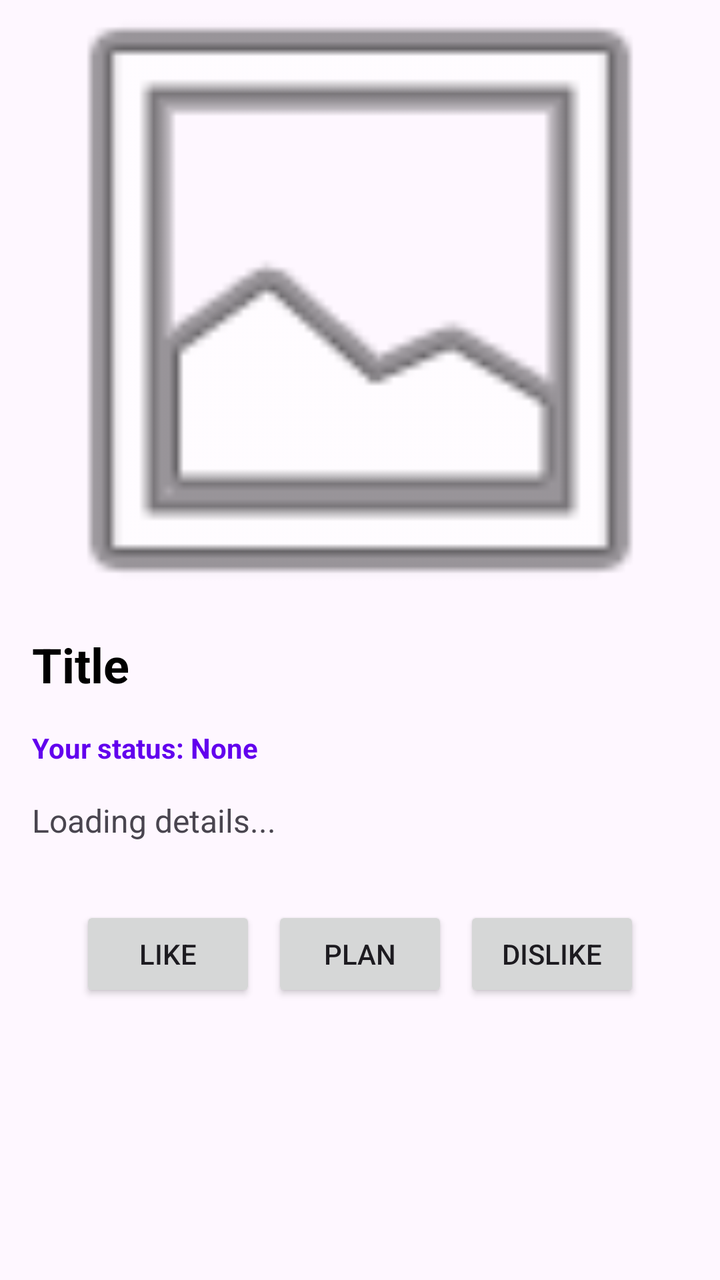
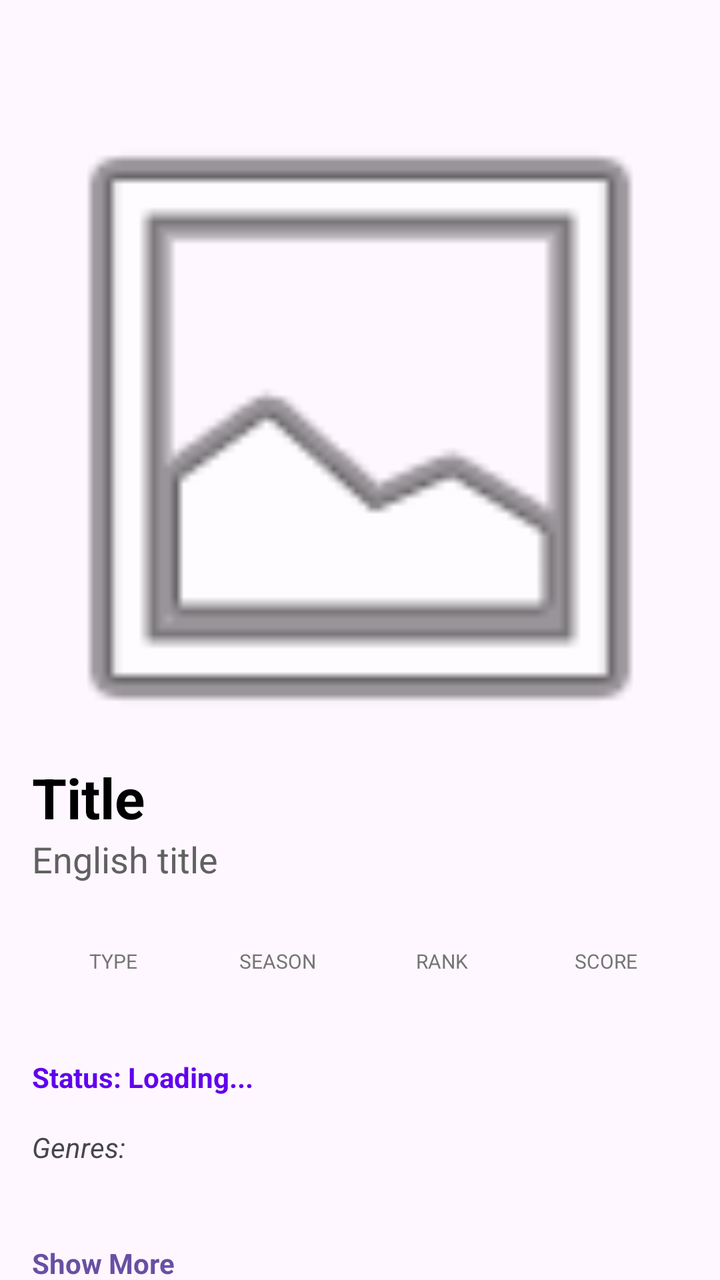

The first picture is an Android layout as it rendered before a commit; the second is the same layout after the commit. The layout source and the unified diff follow.
<!-- AndroidManifest.xml: application theme Theme.AnimeRecsClient -->
<!-- res/layout/activity_anime_detail.xml -->
<?xml version="1.0" encoding="utf-8"?>
<androidx.core.widget.NestedScrollView
    xmlns:android="http://schemas.android.com/apk/res/android"
    xmlns:app="http://schemas.android.com/apk/res-auto"
    android:layout_width="match_parent"
    android:layout_height="match_parent"
    android:fillViewport="true">

    <LinearLayout
        android:layout_width="match_parent"
        android:layout_height="wrap_content"
        android:orientation="vertical"
        android:paddingBottom="24dp">

        <ImageView
            android:id="@+id/ivDetailPoster"
            android:layout_width="match_parent"
            android:layout_height="300dp"
            android:scaleType="centerCrop"
            android:src="@android:drawable/ic_menu_gallery" />

        <TextView
            android:id="@+id/tvDetailTitle"
            android:layout_width="match_parent"
            android:layout_height="wrap_content"
            android:padding="16dp"
            android:text="Title"
            android:textSize="24sp"
            android:textStyle="bold"
            android:textColor="#000000"/>

        <TextView
            android:id="@+id/tvUserStatus"
            android:layout_width="match_parent"
            android:layout_height="wrap_content"
            android:paddingStart="16dp"
            android:text="Your status: None"
            android:textColor="#6200EE"
            android:textStyle="bold"/>

        <TextView
            android:id="@+id/tvSynopsis"
            android:layout_width="match_parent"
            android:layout_height="wrap_content"
            android:padding="16dp"
            android:text="Loading details..."
            android:textSize="16sp"
            android:lineSpacingMultiplier="1.2"/>

        <LinearLayout
            android:layout_width="match_parent"
            android:layout_height="wrap_content"
            android:orientation="horizontal"
            android:gravity="center"
            android:padding="16dp">

            <Button android:id="@+id/btnDetailLike" android:text="Like" android:layout_width="wrap_content" android:layout_height="wrap_content"/>
            <Button android:id="@+id/btnDetailPlan" android:text="Plan" android:layout_marginHorizontal="8dp" android:layout_width="wrap_content" android:layout_height="wrap_content"/>
            <Button android:id="@+id/btnDetailDislike" android:text="Dislike" android:layout_width="wrap_content" android:layout_height="wrap_content"/>
        </LinearLayout>

    </LinearLayout>
</androidx.core.widget.NestedScrollView>
<!-- resources referenced by this layout -->
<resources>
  <style name="Theme.AnimeRecsClient" parent="Base.Theme.AnimeRecsClient" />
  <style name="Base.Theme.AnimeRecsClient" parent="Theme.Material3.DayNight.NoActionBar">
          
          
      </style>
</resources>

<!-- the commit's change to res/layout/activity_anime_detail.xml (unified diff, before → after) -->
@@ -1,63 +1,157 @@
 <?xml version="1.0" encoding="utf-8"?>
-<androidx.core.widget.NestedScrollView
+<androidx.coordinatorlayout.widget.CoordinatorLayout
     xmlns:android="http://schemas.android.com/apk/res/android"
     xmlns:app="http://schemas.android.com/apk/res-auto"
     android:layout_width="match_parent"
-    android:layout_height="match_parent"
-    android:fillViewport="true">
+    android:layout_height="match_parent">
 
-    <LinearLayout
+    <com.google.android.material.appbar.AppBarLayout
         android:layout_width="match_parent"
-        android:layout_height="wrap_content"
-        android:orientation="vertical"
-        android:paddingBottom="24dp">
+        android:layout_height="wrap_content">
+        <androidx.appcompat.widget.Toolbar
+            android:id="@+id/detailToolbar"
+            android:layout_width="match_parent"
+            android:layout_height="?attr/actionBarSize"
+            app:titleTextColor="@android:color/white"/>
+    </com.google.android.material.appbar.AppBarLayout>
 
-        <ImageView
-            android:id="@+id/ivDetailPoster"
-            android:layout_width="match_parent"
-            android:layout_height="300dp"
-            android:scaleType="centerCrop"
-            android:src="@android:drawable/ic_menu_gallery" />
-
-        <TextView
-            android:id="@+id/tvDetailTitle"
-            android:layout_width="match_parent"
-            android:layout_height="wrap_content"
-            android:padding="16dp"
-            android:text="Title"
-            android:textSize="24sp"
-            android:textStyle="bold"
-            android:textColor="#000000"/>
-
-        <TextView
-            android:id="@+id/tvUserStatus"
-            android:layout_width="match_parent"
-            android:layout_height="wrap_content"
-            android:paddingStart="16dp"
-            android:text="Your status: None"
-            android:textColor="#6200EE"
-            android:textStyle="bold"/>
-
-        <TextView
-            android:id="@+id/tvSynopsis"
-            android:layout_width="match_parent"
-            android:layout_height="wrap_content"
-            android:padding="16dp"
-            android:text="Loading details..."
-            android:textSize="16sp"
-            android:lineSpacingMultiplier="1.2"/>
+    <androidx.core.widget.NestedScrollView
+        android:layout_width="match_parent"
+        android:layout_height="match_parent"
+        app:layout_behavior="@string/appbar_scrolling_view_behavior">
 
         <LinearLayout
             android:layout_width="match_parent"
             android:layout_height="wrap_content"
-            android:orientation="horizontal"
-            android:gravity="center"
-            android:padding="16dp">
+            android:orientation="vertical"
+            android:paddingBottom="24dp">
 
-            <Button android:id="@+id/btnDetailLike" android:text="Like" android:layout_width="wrap_content" android:layout_height="wrap_content"/>
-            <Button android:id="@+id/btnDetailPlan" android:text="Plan" android:layout_marginHorizontal="8dp" android:layout_width="wrap_content" android:layout_height="wrap_content"/>
-            <Button android:id="@+id/btnDetailDislike" android:text="Dislike" android:layout_width="wrap_content" android:layout_height="wrap_content"/>
+            <ImageView
+                android:id="@+id/ivDetailPoster"
+                android:layout_width="match_parent"
+                android:layout_height="300dp"
+                android:scaleType="centerCrop"
+                android:src="@android:drawable/ic_menu_gallery" />
+
+            <LinearLayout
+                android:layout_width="match_parent"
+                android:layout_height="wrap_content"
+                android:orientation="vertical"
+                android:padding="16dp">
+
+                <TextView
+                    android:id="@+id/tvMainTitle"
+                    android:layout_width="match_parent"
+                    android:layout_height="wrap_content"
+                    android:text="Title"
+                    android:textSize="28sp"
+                    android:textStyle="bold"
+                    android:textColor="#000000" />
+
+                <TextView
+                    android:id="@+id/tvEnglishTitle"
+                    android:layout_width="match_parent"
+                    android:layout_height="wrap_content"
+                    android:text="English title"
+                    android:textSize="18sp"
+                    android:textColor="#616161"
+                    android:layout_marginBottom="16dp"/>
+
+                <include layout="@layout/detail_info_row" />
+
+                <TextView
+                    android:id="@+id/tvUserStatus"
+                    android:layout_width="match_parent"
+                    android:layout_height="wrap_content"
+                    android:text="Status: Loading..."
+                    android:textColor="#6200EE"
+                    android:textStyle="bold"
+                    android:layout_marginTop="16dp"/>
+
+                <TextView
+                    android:id="@+id/tvGenres"
+                    android:layout_width="match_parent"
+                    android:layout_height="wrap_content"
+                    android:text="Genres: "
+                    android:textStyle="italic"
+                    android:layout_marginTop="16dp"/>
+
+                <TextView
+                    android:id="@+id/tvSynopsis"
+                    android:layout_width="match_parent"
+                    android:layout_height="wrap_content"
+                    android:maxLines="4"
+                    android:ellipsize="end"
+                    android:layout_marginTop="16dp"
+                    android:lineSpacingMultiplier="1.2"/>
+
+                <TextView
+                    android:id="@+id/tvShowMore"
+                    android:layout_width="wrap_content"
+                    android:layout_height="wrap_content"
+                    android:text="Show More"
+                    android:textColor="?attr/colorPrimary"
+                    android:textStyle="bold"
+                    android:layout_marginTop="4dp"
+                    android:clickable="true"/>
+
+                <LinearLayout
+                    android:layout_width="match_parent"
+                    android:layout_height="wrap_content"
+                    android:orientation="horizontal"
+                    android:gravity="center"
+                    android:layout_marginTop="24dp">
+
+                    <Button android:id="@+id/btnDetailDislike"
+                        android:text="DISLIKE"
+                        android:layout_width="0dp"
+                        android:layout_weight="1"
+                        android:layout_height="wrap_content"/>
+                    <Button android:id="@+id/btnDetailPlan"
+                        android:text="PLAN"
+                        android:layout_width="0dp"
+                        android:layout_weight="1"
+                        android:layout_marginHorizontal="8dp"
+                        android:layout_height="wrap_content"/>
+                    <Button android:id="@+id/btnDetailLike"
+                        android:text="LIKE"
+                        android:layout_width="0dp"
+                        android:layout_weight="1"
+                        android:layout_height="wrap_content"/>
+                </LinearLayout>
+
+            </LinearLayout>
         </LinearLayout>
+    </androidx.core.widget.NestedScrollView>
+</androidx.coordinatorlayout.widget.CoordinatorLayout>
+<!-- res/layout/detail_info_row.xml (included above) -->
+<?xml version="1.0" encoding="utf-8"?>
+<LinearLayout xmlns:android="http://schemas.android.com/apk/res/android"
+    android:layout_width="match_parent"
+    android:layout_height="wrap_content"
+    android:orientation="horizontal"
+    android:gravity="center_vertical"
+    android:weightSum="4"
+    android:layout_marginTop="16dp">
 
+    <LinearLayout style="@style/InfoColumnStyle">
+        <TextView android:text="TYPE" style="@style/InfoLabelStyle"/>
+        <TextView android:id="@+id/tvMediaType" style="@style/InfoValueStyle"/>
     </LinearLayout>
-</androidx.core.widget.NestedScrollView>
+
+    <LinearLayout style="@style/InfoColumnStyle">
+        <TextView android:text="SEASON" style="@style/InfoLabelStyle"/>
+        <TextView android:id="@+id/tvSeason" style="@style/InfoValueStyle"/>
+    </LinearLayout>
+
+    <LinearLayout style="@style/InfoColumnStyle">
+        <TextView android:text="RANK" style="@style/InfoLabelStyle"/>
+        <TextView android:id="@+id/tvRank" style="@style/InfoValueStyle"/>
+    </LinearLayout>
+
+    <LinearLayout style="@style/InfoColumnStyle">
+        <TextView android:text="SCORE" style="@style/InfoLabelStyle"/>
+        <TextView android:id="@+id/tvMeanScore" style="@style/InfoValueStyle"/>
+    </LinearLayout>
+
+</LinearLayout>
<!-- resource entries referenced after the edit -->
@@ -1,5 +1,27 @@
 <!-- resources referenced by this layout -->
 <resources>
+  <style name="InfoColumnStyle">
+          <item name="android:layout_width">0dp</item>
+          <item name="android:layout_height">wrap_content</item>
+          <item name="android:layout_weight">1</item>
+          <item name="android:orientation">vertical</item>
+          <item name="android:gravity">center_horizontal</item>
+      </style>
+  <style name="InfoLabelStyle">
+          <item name="android:layout_width">wrap_content</item>
+          <item name="android:layout_height">wrap_content</item>
+          <item name="android:textSize">10sp</item>
+          <item name="android:textColor">#757575</item>
+          <item name="android:textAllCaps">true</item>
+      </style>
+  <style name="InfoValueStyle">
+          <item name="android:layout_width">wrap_content</item>
+          <item name="android:layout_height">wrap_content</item>
+          <item name="android:textSize">16sp</item>
+          <item name="android:textStyle">bold</item>
+          <item name="android:textColor">#000000</item>
+          <item name="android:layout_marginTop">4dp</item>
+      </style>
   <style name="Theme.AnimeRecsClient" parent="Base.Theme.AnimeRecsClient" />
   <style name="Base.Theme.AnimeRecsClient" parent="Theme.Material3.DayNight.NoActionBar">
           
